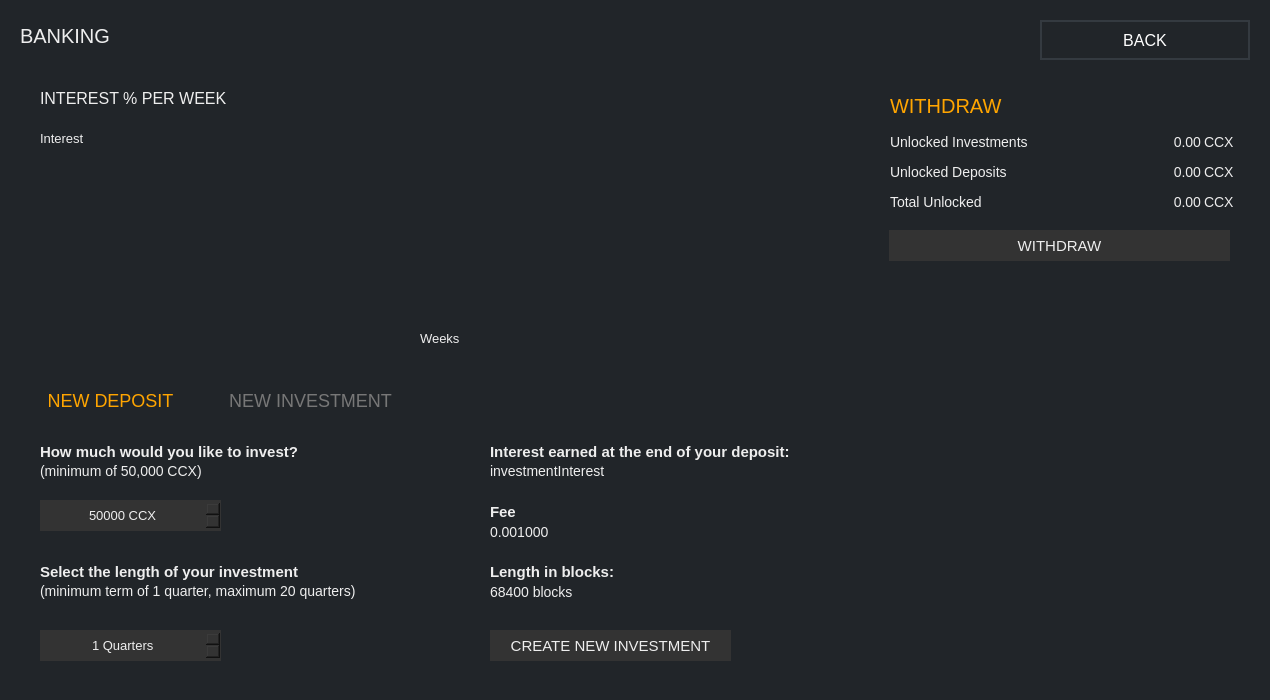
Before: the Qt Designer form src/gui/ui/depositsframe.ui in ConcealNetwork/conceal-desktop, drawn with Qt 5.
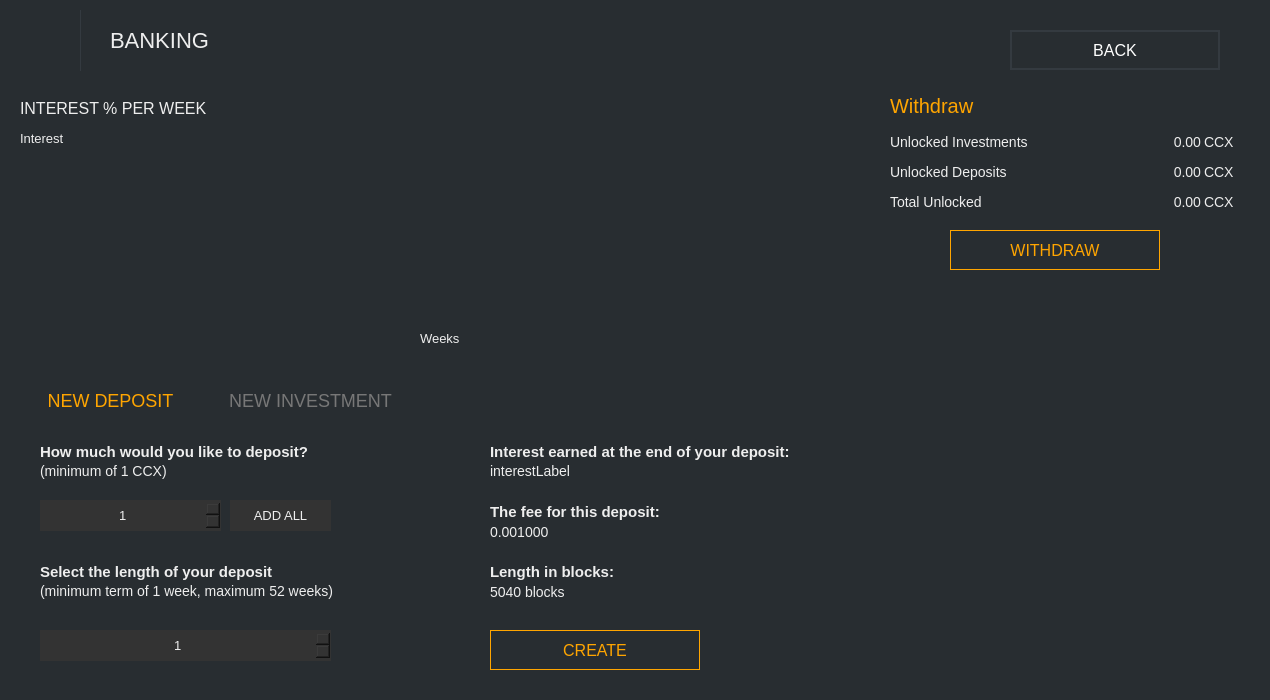
After: the same form once the commit is applied. Icons and pictures are not drawn.

What changed in the file:
```diff
--- a/src/gui/ui/depositsframe.ui
+++ b/src/gui/ui/depositsframe.ui
@@ -65,7 +65,7 @@
       </size>
      </property>
      <property name="styleSheet">
-      <string notr="true">border: 0px; background-color: #212529;</string>
+      <string notr="true">border: 0px; background-color: #282d31;</string>
      </property>
      <property name="title">
       <string/>
@@ -100,7 +100,7 @@
        <string notr="true">font-size: 15px;
 
 QHeaderView::section {
-background-color: #212529; 
+background-color: #282d31; 
    color: #eee;
 font-family: Lato;
     font-size: 13px;
@@ -123,7 +123,7 @@
 }
 
 QWidget:item:selected {
-  background-color: #212529;
+  background-color: #282d31;
   color: #eee;
 }</string>
       </property>
@@ -152,8 +152,8 @@
      <widget class="QPushButton" name="m_backButton">
       <property name="geometry">
        <rect>
-        <x>1040</x>
-        <y>20</y>
+        <x>1010</x>
+        <y>30</y>
         <width>210</width>
         <height>40</height>
        </rect>
@@ -173,8 +173,8 @@
      <widget class="QLabel" name="label_4">
       <property name="geometry">
        <rect>
-        <x>20</x>
-        <y>25</y>
+        <x>110</x>
+        <y>30</y>
         <width>131</width>
         <height>21</height>
        </rect>
@@ -186,7 +186,7 @@
       </property>
       <property name="styleSheet">
        <string notr="true">color: #eee; 
-font-size: 20px;</string>
+font-size: 22px;</string>
       </property>
       <property name="text">
        <string>BANKING</string>
@@ -202,7 +202,7 @@
        </rect>
       </property>
       <property name="styleSheet">
-       <string notr="true">background-color: #212529;</string>
+       <string notr="true">background-color: #282d31;</string>
       </property>
       <property name="title">
        <string/>
@@ -212,8 +212,8 @@
         <rect>
          <x>470</x>
          <y>210</y>
-         <width>191</width>
-         <height>31</height>
+         <width>210</width>
+         <height>40</height>
         </rect>
        </property>
        <property name="minimumSize">
@@ -228,10 +228,10 @@
         </font>
        </property>
        <property name="styleSheet">
-        <string notr="true">color: #eee; background-color: #333; font-size: 15px;</string>
+        <string notr="true">color: orange; background-color: #1; border: 1px solid orange; font-size: 16px;</string>
        </property>
        <property name="text">
-        <string>CREATE NEW DEPOSIT</string>
+        <string>CREATE</string>
        </property>
       </widget>
       <widget class="QLabel" name="label_2">
@@ -573,7 +573,7 @@
        </rect>
       </property>
       <property name="styleSheet">
-       <string notr="true">background-color: #212529;</string>
+       <string notr="true">background-color: #282d31;</string>
       </property>
       <property name="title">
        <string/>
@@ -692,15 +692,15 @@
       <widget class="QPushButton" name="m_withdrawButton">
        <property name="geometry">
         <rect>
-         <x>19</x>
+         <x>80</x>
          <y>160</y>
-         <width>341</width>
-         <height>31</height>
+         <width>210</width>
+         <height>40</height>
         </rect>
        </property>
        <property name="minimumSize">
         <size>
-         <width>250</width>
+         <width>210</width>
          <height>30</height>
         </size>
        </property>
@@ -710,7 +710,7 @@
         </font>
        </property>
        <property name="styleSheet">
-        <string notr="true">color: #eee; background-color: #333; font-size: 15px;</string>
+        <string notr="true">color: orange; background-color: #1; border: 1px solid orange; font-size: 16px;</string>
        </property>
        <property name="text">
         <string>WITHDRAW</string>
@@ -734,7 +734,7 @@
         <string notr="true">color: orange; font-size: 20px;</string>
        </property>
        <property name="text">
-        <string>WITHDRAW</string>
+        <string>Withdraw</string>
        </property>
       </widget>
       <widget class="QLabel" name="label_9">
@@ -824,6 +824,19 @@
         <string notr="true">CCX</string>
        </property>
       </widget>
+      <widget class="Line" name="line">
+       <property name="geometry">
+        <rect>
+         <x>-17</x>
+         <y>-50</y>
+         <width>1</width>
+         <height>651</height>
+        </rect>
+       </property>
+       <property name="orientation">
+        <enum>Qt::Vertical</enum>
+       </property>
+      </widget>
      </widget>
      <widget class="QGroupBox" name="m_graph">
       <property name="geometry">
@@ -835,7 +848,7 @@
        </rect>
       </property>
       <property name="styleSheet">
-       <string notr="true">background-color: #212529;</string>
+       <string notr="true">background-color: #282d31;</string>
       </property>
       <property name="title">
        <string/>
@@ -866,7 +879,7 @@
         </rect>
        </property>
        <property name="styleSheet">
-        <string>background-color: #212529;</string>
+        <string notr="true">background-color: #282d31;</string>
        </property>
        <property name="text">
         <string/>
@@ -875,8 +888,8 @@
       <widget class="QLabel" name="label_10">
        <property name="geometry">
         <rect>
-         <x>20</x>
-         <y>20</y>
+         <x>0</x>
+         <y>30</y>
          <width>211</width>
          <height>16</height>
         </rect>
@@ -939,7 +952,7 @@
       <widget class="QLabel" name="label_16">
        <property name="geometry">
         <rect>
-         <x>20</x>
+         <x>0</x>
          <y>60</y>
          <width>51</width>
          <height>16</height>
@@ -973,7 +986,7 @@
        </font>
       </property>
       <property name="styleSheet">
-       <string notr="true">color: orange; background-color: #212529; font-size: 18px;</string>
+       <string notr="true">color: orange; background-color: #282d31; font-size: 18px;</string>
       </property>
       <property name="text">
        <string>NEW DEPOSIT</string>
@@ -994,7 +1007,7 @@
        </font>
       </property>
       <property name="styleSheet">
-       <string notr="true">color: #777; background-color: #212529; font-size: 18px;</string>
+       <string notr="true">color: #777; background-color: #282d31; font-size: 18px;</string>
       </property>
       <property name="text">
        <string>NEW INVESTMENT</string>
@@ -1010,7 +1023,7 @@
        </rect>
       </property>
       <property name="styleSheet">
-       <string notr="true">background-color: #212529;</string>
+       <string notr="true">background-color: #282d31;</string>
       </property>
       <property name="title">
        <string/>
@@ -1020,8 +1033,8 @@
         <rect>
          <x>470</x>
          <y>210</y>
-         <width>241</width>
-         <height>31</height>
+         <width>210</width>
+         <height>40</height>
         </rect>
        </property>
        <property name="minimumSize">
@@ -1036,10 +1049,10 @@
         </font>
        </property>
        <property name="styleSheet">
-        <string notr="true">color: #eee; background-color: #333; font-size: 15px; </string>
+        <string notr="true">color: orange; background-color: #1; border: 1px solid orange; font-size: 16px;</string>
        </property>
        <property name="text">
-        <string>CREATE NEW INVESTMENT</string>
+        <string>CREATE</string>
        </property>
       </widget>
       <widget class="QLabel" name="label_21">
@@ -1359,6 +1372,35 @@
        </property>
       </widget>
      </widget>
+     <widget class="Line" name="logoLine">
+      <property name="geometry">
+       <rect>
+        <x>80</x>
+        <y>10</y>
+        <width>1</width>
+        <height>61</height>
+       </rect>
+      </property>
+      <property name="styleSheet">
+       <string notr="true">background-color: #343a40;</string>
+      </property>
+      <property name="orientation">
+       <enum>Qt::Vertical</enum>
+      </property>
+     </widget>
+     <widget class="QLabel" name="label_11">
+      <property name="geometry">
+       <rect>
+        <x>10</x>
+        <y>0</y>
+        <width>61</width>
+        <height>71</height>
+       </rect>
+      </property>
+      <property name="text">
+       <string>&lt;html&gt;&lt;head/&gt;&lt;body&gt;&lt;p&gt;&lt;img src=&quot;:/images/conceal-small.png&quot;/&gt;&lt;/p&gt;&lt;/body&gt;&lt;/html&gt;</string>
+      </property>
+     </widget>
      <zorder>m_depositView</zorder>
      <zorder>m_backButton</zorder>
      <zorder>label_4</zorder>
@@ -1366,8 +1408,10 @@
      <zorder>m_graph</zorder>
      <zorder>m_depositSelectButton</zorder>
      <zorder>m_investmentSelectButton</zorder>
-     <zorder>depositsBox</zorder>
+     <zorder>logoLine</zorder>
+     <zorder>label_11</zorder>
      <zorder>investmentsBox</zorder>
+     <zorder>depositsBox</zorder>
     </widget>
    </item>
   </layout>
```
